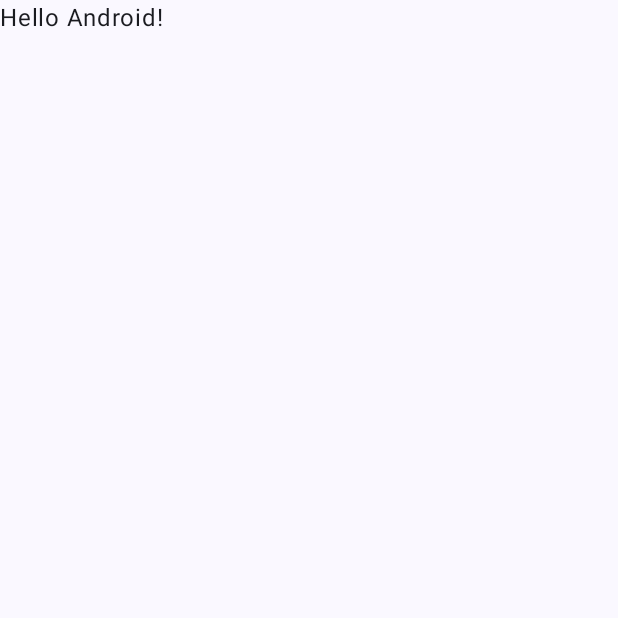
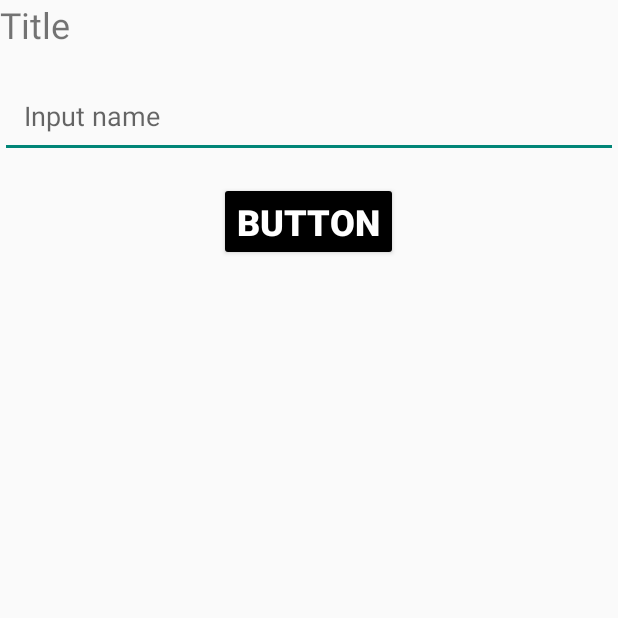
Before and after one commit to DaHnDell/Android_Kotlin, an Android app built with Jetpack Compose: the screen it shows after launch (MainActivity), on a phone screen of 412 x 824 dp, the top half of it. Before the commit the part shown is almost empty. Run offline under Robolectric (Android 15) with nearby library versions, the phone set to English and light mode, and no system bars.

Commit message:
event Obj add

```diff
--- a/app/src/main/java/com/kcanmin/myapplication/MainActivity.kt
+++ b/app/src/main/java/com/kcanmin/myapplication/MainActivity.kt
@@ -1,6 +1,8 @@
 package com.kcanmin.myapplication
 
 import android.os.Bundle
+import android.widget.Button
+import android.widget.EditText
 import androidx.activity.ComponentActivity
 import androidx.activity.compose.setContent
 import androidx.activity.enableEdgeToEdge
@@ -16,17 +18,25 @@ import com.kcanmin.myapplication.ui.theme.MyApplicationTheme
 class MainActivity : ComponentActivity() {
     override fun onCreate(savedInstanceState: Bundle?) {
         super.onCreate(savedInstanceState)
-        enableEdgeToEdge()
-        setContent {
-            MyApplicationTheme {
-                Scaffold(modifier = Modifier.fillMaxSize()) { innerPadding ->
-                    Greeting(
-                        name = "Android",
-                        modifier = Modifier.padding(innerPadding)
-                    )
-                }
-            }
-        }
+        setContentView(R.layout.activity_main)
+
+        // event
+        val input:EditText = findViewById(R.id.editTextText)
+        val button:Button = findViewById(R.id.button)
+
+
+
+//        enableEdgeToEdge()
+//        setContent {
+//            MyApplicationTheme {
+//                Scaffold(modifier = Modifier.fillMaxSize()) { innerPadding ->
+//                    Greeting(
+//                        name = "Android",
+//                        modifier = Modifier.padding(innerPadding)
+//                    )
+//                }
+//            }
+//        }
     }
 }
 
--- /dev/null
+++ b/app/src/main/res/layout/activity_main.xml
@@ -0,0 +1,39 @@
+<?xml version="1.0" encoding="utf-8"?>
+<LinearLayout xmlns:android="http://schemas.android.com/apk/res/android"
+    android:layout_width="match_parent"
+    android:layout_height="match_parent"
+    android:orientation="vertical">
+
+    <TextView
+        android:id="@+id/textView"
+        android:layout_width="match_parent"
+        android:layout_height="wrap_content"
+        android:textSize="24dp"
+        android:text="Title"
+        android:layout_marginBottom="16dp"
+    />
+
+    <EditText
+        android:id="@+id/editTextText"
+        android:layout_width="match_parent"
+        android:layout_height="wrap_content"
+        android:ems="10"
+        android:inputType="text"
+        android:text=""
+        android:hint="Input name"
+        android:padding="16dp"
+        android:layout_marginBottom="16dp"
+    />
+
+    <Button
+        android:id="@+id/button"
+        android:layout_width="wrap_content"
+        android:layout_height="wrap_content"
+        android:layout_gravity="center_horizontal"
+        android:text="Button"
+        android:textColor="@color/white"
+        android:backgroundTint="@color/black"
+        android:textSize="24dp"
+        android:textStyle="bold"
+    />
+</LinearLayout>
```
